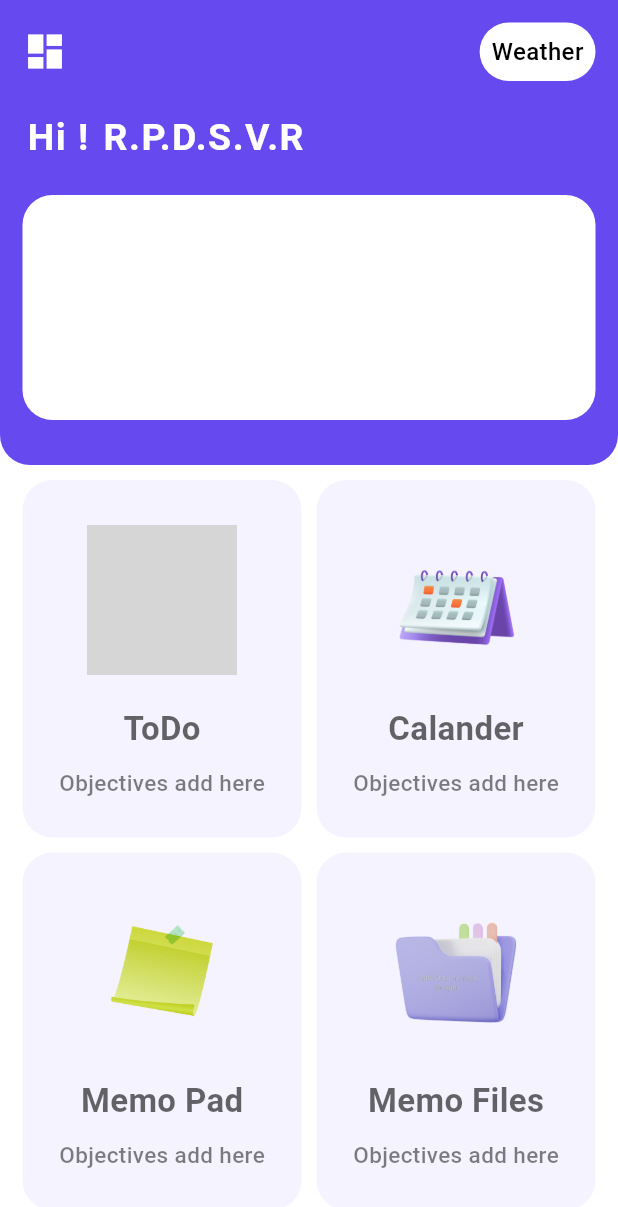
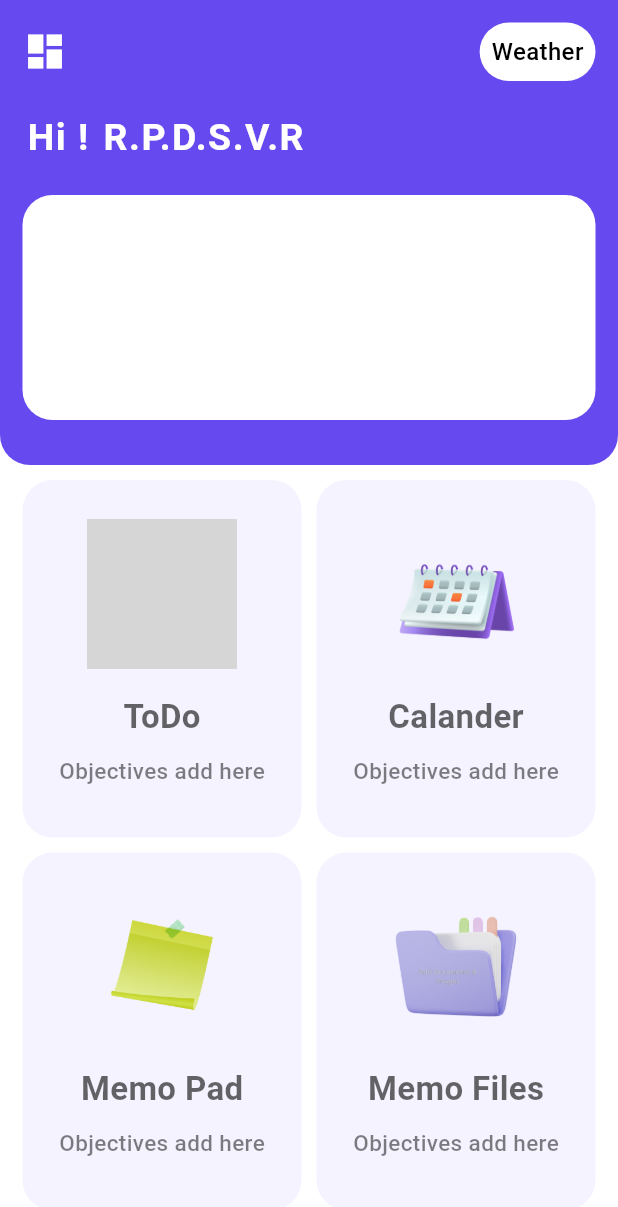
Before and after one commit to bhathiknk/Flutter_ToDo_App_, a Flutter app: the HomePage screen opened directly, on a phone screen of 412 x 824 dp. Shown: the top 1207 px of the screen. Run offline on Flutter 3.47's test engine with Material 3 defaults, Android fonts, the phone set to English and light mode, and no system bars; grey boxes are pictures that could not be loaded.

Commit message:
fixed some UI pixel overload bug

```diff
--- a/lib/Screens/home_screen.dart
+++ b/lib/Screens/home_screen.dart
@@ -186,7 +186,7 @@ class HomePage extends StatelessWidget {
                     child: Column(
                       children: [
                         Padding(
-                          padding: EdgeInsets.all(10),
+                          padding: EdgeInsets.all(06),//ui pixel bug change 10 to 06
                           child: Image.asset(
                             "images/${imgList[index]}.png",
                             width: 100,
```
